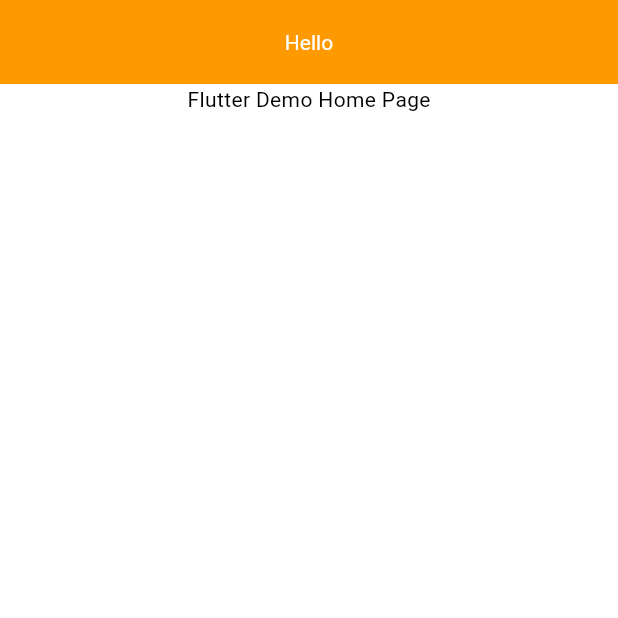
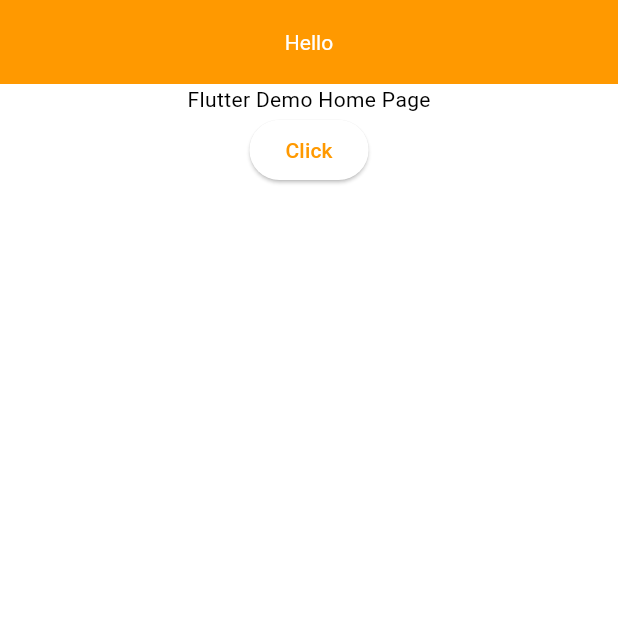
Before and after one commit to HoarfrostRaven/amazon-clone, a Flutter app: the screen it shows after launch, on a phone screen of 412 x 824 dp, the top half of it. Run offline on Flutter 3.47's test engine with Material 3 defaults, Android fonts, the phone set to English and light mode, and no system bars.

```diff
--- a/amazon_clone/lib/main.dart
+++ b/amazon_clone/lib/main.dart
@@ -1,4 +1,6 @@
 import 'package:amazon_clone/constants/global_variables.dart';
+import 'package:amazon_clone/features/auth/screens/auth_screen.dart';
+import 'package:amazon_clone/router.dart';
 import 'package:flutter/material.dart';
 
 void main() {
@@ -28,6 +30,7 @@ class MyApp extends StatelessWidget {
           iconTheme: IconThemeData(color: Colors.black)
         )
       ),
+      onGenerateRoute: (settings) => generateRoute(settings),
       // home: const MyHomePage(title: 'Flutter Demo Home Page'),
       home: Scaffold(
         appBar: AppBar(
@@ -35,12 +38,22 @@ class MyApp extends StatelessWidget {
             'Hello'
           ),
         ),
-        body: const Column(
+        body: Column(
           children: [
-            Center(
+            const Center(
               child: Text(
                   'Flutter Demo Home Page'
               ),
+            ),
+            Builder(
+              builder: (context) {
+                return ElevatedButton(
+                    onPressed: () {
+                      Navigator.pushNamed(context, AuthScreen.routeName);
+                    },
+                    child: const Text('Click'),
+                );
+              }
             ),
           ],
         )
@@ -48,6 +61,12 @@ class MyApp extends StatelessWidget {
     );
   }
 }
+
+
+
+
+
+
 
 class MyHomePage extends StatefulWidget {
   const MyHomePage({super.key, required this.title});
```
Also changed, not shown: amazon_clone/lib/features/auth/screens/auth_screen.dart (added, +18 -0 lines), amazon_clone/lib/router.dart (added, +21 -0 lines).
